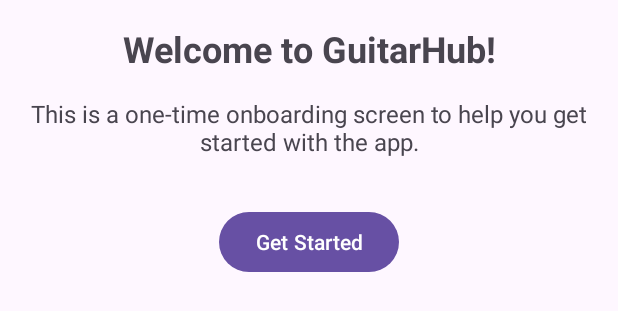
After one commit to s94476/GuitarHub, an Android app: the layout activity_onboarding.xml on its own in the app's theme, with its tools: preview values and no code run, on a phone screen of 412 x 824 dp. The commit adds this screen. Shown: the top 311 px of the screen. Run offline under Robolectric (Android 15) with nearby library versions, the phone set to English and light mode, and no system bars.

```diff
--- a/app/src/main/AndroidManifest.xml
+++ b/app/src/main/AndroidManifest.xml
@@ -1,6 +1,7 @@
 <?xml version="1.0" encoding="utf-8"?>
 <manifest xmlns:android="http://schemas.android.com/apk/res/android"
     xmlns:tools="http://schemas.android.com/tools">
+
     <uses-permission android:name="android.permission.INTERNET" />
 
     <application
@@ -12,6 +13,9 @@
         android:roundIcon="@mipmap/ic_launcher_round"
         android:supportsRtl="true"
         android:theme="@style/Theme.GuitarHub">
+        <activity
+            android:name=".LoginActivity"
+            android:exported="false" />
         <activity
             android:name=".RegisterActivity"
             android:exported="false" />
--- /dev/null
+++ b/app/src/main/res/layout/activity_onboarding.xml
@@ -0,0 +1,46 @@
+<?xml version="1.0" encoding="utf-8"?>
+<androidx.constraintlayout.widget.ConstraintLayout xmlns:android="http://schemas.android.com/apk/res/android"
+    xmlns:app="http://schemas.android.com/apk/res-auto"
+    xmlns:tools="http://schemas.android.com/tools"
+    android:layout_width="match_parent"
+    android:layout_height="match_parent"
+    android:padding="16dp"
+    tools:context=".OnboardingActivity">
+
+    <TextView
+        android:id="@+id/tv_onboarding_title"
+        android:layout_width="wrap_content"
+        android:layout_height="wrap_content"
+        android:text="Welcome to GuitarHub!"
+        android:textSize="24sp"
+        android:textStyle="bold"
+        android:gravity="center"
+        app:layout_constraintBottom_toTopOf="@+id/tv_onboarding_desc"
+        app:layout_constraintEnd_toEndOf="parent"
+        app:layout_constraintStart_toStartOf="parent"
+        app:layout_constraintTop_toTopOf="parent"
+        app:layout_constraintVertical_bias="0.4" />
+
+    <TextView
+        android:id="@+id/tv_onboarding_desc"
+        android:layout_width="0dp"
+        android:layout_height="wrap_content"
+        android:layout_marginTop="16dp"
+        android:text="This is a one-time onboarding screen to help you get started with the app."
+        android:textSize="16sp"
+        android:gravity="center"
+        app:layout_constraintEnd_toEndOf="parent"
+        app:layout_constraintStart_toStartOf="parent"
+        app:layout_constraintTop_toBottomOf="@+id/tv_onboarding_title" />
+
+    <Button
+        android:id="@+id/btn_finish_onboarding"
+        android:layout_width="wrap_content"
+        android:layout_height="wrap_content"
+        android:text="Get Started"
+        android:layout_marginTop="32dp"
+        app:layout_constraintEnd_toEndOf="parent"
+        app:layout_constraintStart_toStartOf="parent"
+        app:layout_constraintTop_toBottomOf="@+id/tv_onboarding_desc" />
+
+</androidx.constraintlayout.widget.ConstraintLayout>
```
Also changed, not shown: app/src/main/java/com/example/guitarhub/LoginActivity.java (added, +35 -0 lines), app/src/main/java/com/example/guitarhub/MainActivity.java (added, +29 -0 lines), app/src/main/java/com/example/guitarhub/OnboardingActivity.java (added, +33 -0 lines), app/src/main/java/com/example/guitarhub/RegisterActivity.java (+3 -8 lines), app/src/main/java/com/example/guitarhub/utils/RegistrationManager.java (+10 -2 lines), app/src/main/res/layout/activity_login.xml (added, +10 -0 lines), app/src/main/res/layout/activity_main.xml (added, +19 -0 lines).
